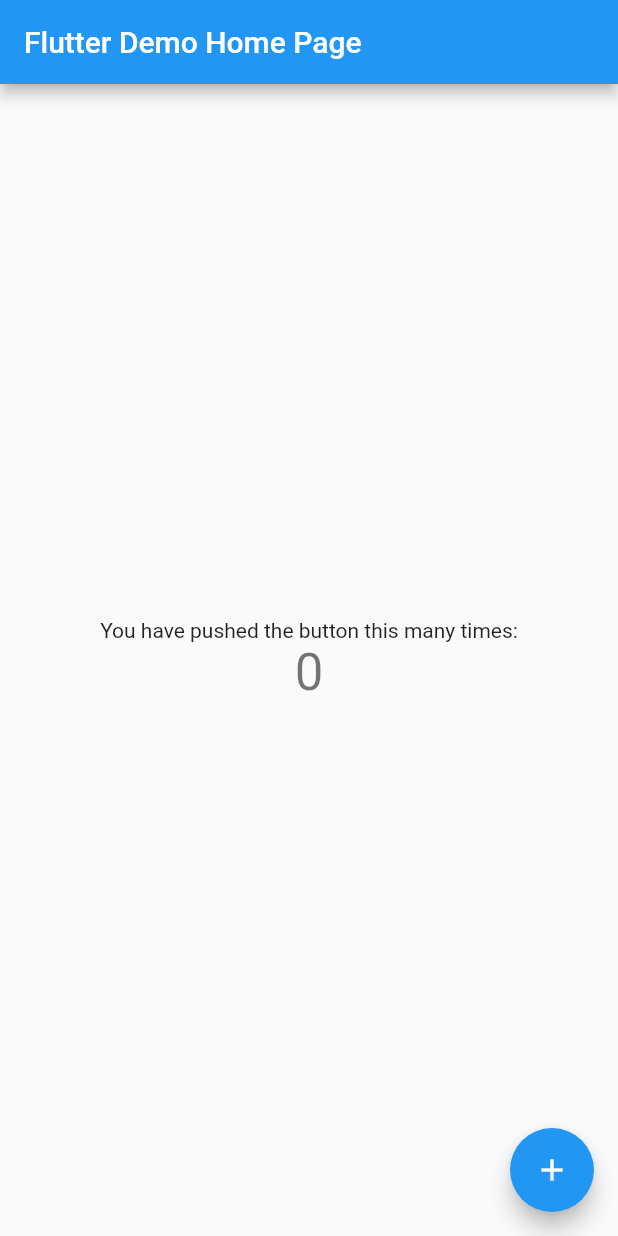
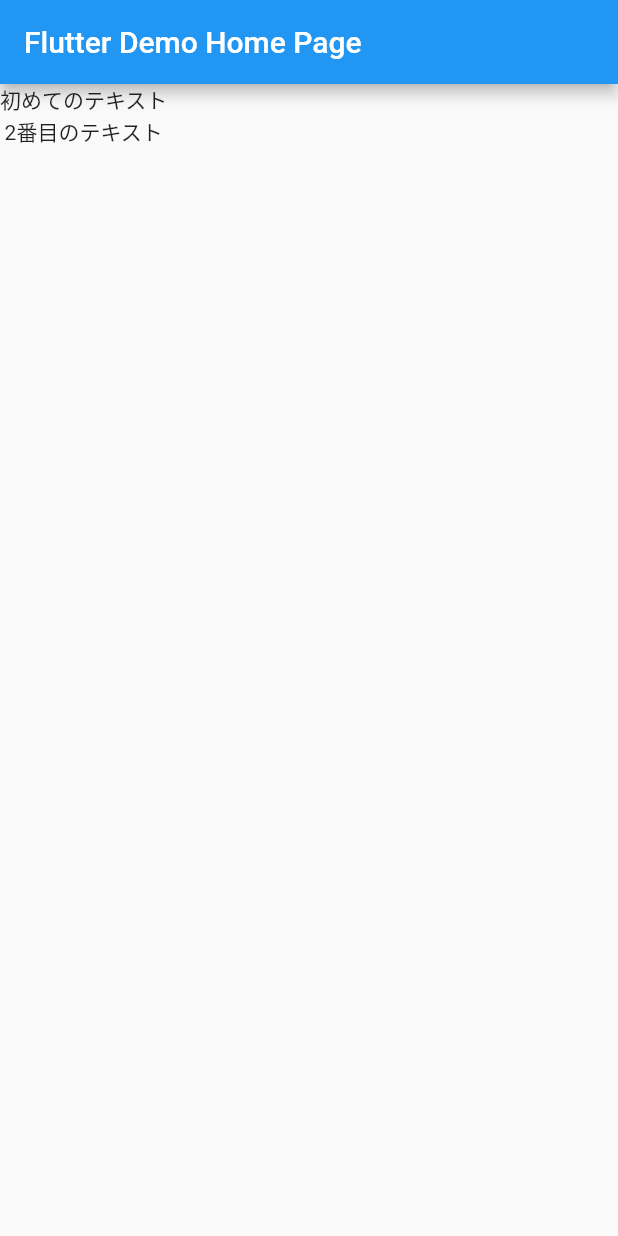
Before and after one commit to Osadakun/sample_flutter, a Flutter app: the screen it shows after launch, on a phone screen of 412 x 824 dp. Run offline on Flutter 3.47's test engine with Material 2 defaults, Android fonts, the phone set to English and light mode, and no system bars.

Commit message:
構造の理解

```diff
--- a/sample_project/lib/main.dart
+++ b/sample_project/lib/main.dart
@@ -2,21 +2,24 @@ import 'package:flutter/material.dart';
 
 // mainが1番初めに呼ばれるところ
 void main() {
-  runApp(MyApp());                        // runAppは引数必須
+  runApp(MyApp()); // runAppは引数必須
 }
 
 // StatelessWidgetはbuild関数必須らしい
-class MyApp extends StatelessWidget {           // class A extends B  はBを継承したA
+class MyApp extends StatelessWidget {
+  // class A extends B  はBを継承したA
   // This widget is the root of your application.
-  @override                                     // StatelessWidgetに必要なbuild関数をオーバーライドする
+  @override // StatelessWidgetに必要なbuild関数をオーバーライドする
   Widget build(BuildContext context) {
-    return MaterialApp(                         // MaterialAppをreturnする
+    return MaterialApp(
+      // MaterialAppをreturnする
       // A:B のA部はMaterialAppに用意されているもの
-      title: 'Flutter Demo',                    // タブに表示されるもの
+      title: 'Flutter Demo', // タブに表示されるもの
       theme: ThemeData(
         primarySwatch: Colors.blue,
       ),
-      home: const MyHomePage(title: 'Flutter Demo Home Page'),        // 実際にアプリ内に表示するwidgetを設定する．
+      home: const MyHomePage(
+          title: 'Flutter Demo Home Page'), // 実際にアプリ内に表示するwidgetを設定する．
     );
   }
 }
@@ -27,6 +30,7 @@ class MyHomePage extends StatefulWidget {
   @override
   _MyHomePageState createState() => _MyHomePageState();
 }
+
 class _MyHomePageState extends State<MyHomePage> {
   int _counter = 0;
 
@@ -39,28 +43,36 @@ class _MyHomePageState extends State<MyHomePage> {
   @override
   Widget build(BuildContext context) {
     return Scaffold(
-      appBar: AppBar(
-        title: Text(widget.title),
-      ),
-      body: Center(
-        child: Column(
-          mainAxisAlignment: MainAxisAlignment.center,
-          children: <Widget>[
-            const Text(
-              'You have pushed the button this many times:',
-            ),
-            Text(
-              '$_counter',
-              style: Theme.of(context).textTheme.headline4,
-            ),
-          ],
+        appBar: AppBar(
+          title: Text(widget.title),
         ),
-      ),
-      floatingActionButton: FloatingActionButton(
-        onPressed: _incrementCounter,
-        tooltip: 'Increment',
-        child: const Icon(Icons.add),
-      ), // This trailing comma makes auto-formatting nicer for build methods.
-    );
+        body: Column(children: [
+          Text("初めてのテキスト"),
+            Text("2番目のテキスト")
+        ]
+        )
+    );       // この2つのテキストはColumnの子要素になる
   }
+  // body: Center(
+  //   child: Column(
+  //     mainAxisAlignment: MainAxisAlignment.center,
+  //     children: <Widget>[
+  //       const Text(
+  //         'You have pushed the button this many times:',
+  //       ),
+  //       Text(
+  //         '$_counter',
+  //         style: Theme.of(context).textTheme.headline4,
+  //       ),
+  //     ],
+  //   ),
+  // ),
+//       floatingActionButton: FloatingActionButton(
+//         onPressed: _incrementCounter,
+//         tooltip: 'Increment',
+//         child: const Icon(Icons.add),
+//       ), // This trailing comma makes auto-formatting nicer for build methods.
+//     );
+//   }
+// }
 }
```
